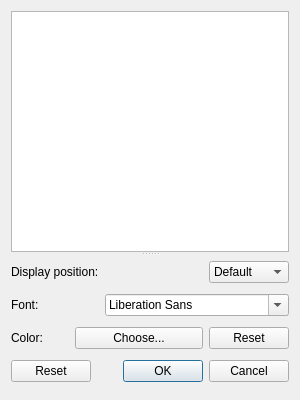
Before: the Qt Designer form src/Interface/Application/NoteEditor.ui in SCIInstitute/SCIRun, drawn with Qt 5.
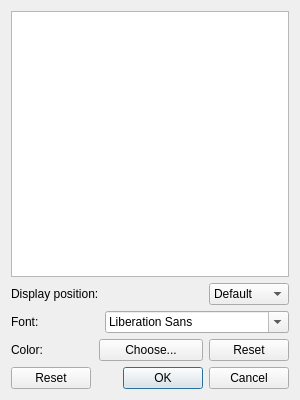
After: the same form once the commit is applied.

```diff
--- a/src/Interface/Application/NoteEditor.ui
+++ b/src/Interface/Application/NoteEditor.ui
@@ -21,34 +21,31 @@
   </property>
   <layout class="QVBoxLayout" name="verticalLayout">
    <item>
-    <widget class="QSplitter" name="splitter">
-     <property name="orientation">
-      <enum>Qt::Vertical</enum>
-     </property>
      <widget class="QTextEdit" name="textEdit_"/>
-     <widget class="QWidget" name="layoutWidget">
+   </item>
+   <item>
       <layout class="QGridLayout" name="gridLayout">
-       <item row="0" column="0" colspan="3">
+     <item row="0" column="0" colspan="4">
         <widget class="QLabel" name="label">
          <property name="text">
           <string>Display position:</string>
          </property>
         </widget>
        </item>
-       <item row="0" column="3">
-        <spacer name="horizontalSpacer_2">
-         <property name="orientation">
-          <enum>Qt::Horizontal</enum>
-         </property>
-         <property name="sizeHint" stdset="0">
-          <size>
-           <width>40</width>
-           <height>20</height>
-          </size>
-         </property>
-        </spacer>
-       </item>
        <item row="0" column="4">
+      <spacer name="horizontalSpacer_2">
+       <property name="orientation">
+        <enum>Qt::Horizontal</enum>
+       </property>
+       <property name="sizeHint" stdset="0">
+        <size>
+         <width>40</width>
+         <height>20</height>
+        </size>
+       </property>
+      </spacer>
+     </item>
+     <item row="0" column="5">
         <widget class="QComboBox" name="positionComboBox_">
          <item>
           <property name="text">
@@ -94,7 +91,7 @@
          </property>
         </widget>
        </item>
-       <item row="1" column="1" colspan="2">
+     <item row="1" column="1" colspan="3">
         <spacer name="horizontalSpacer">
          <property name="orientation">
           <enum>Qt::Horizontal</enum>
@@ -107,7 +104,7 @@
          </property>
         </spacer>
        </item>
-       <item row="1" column="3" colspan="2">
+     <item row="1" column="4" colspan="2">
         <widget class="QFontComboBox" name="fontComboBox"/>
        </item>
        <item row="2" column="0" colspan="2">
@@ -117,30 +114,41 @@
          </property>
         </widget>
        </item>
-       <item row="2" column="2" colspan="2">
+     <item row="2" column="3" colspan="2">
         <widget class="QPushButton" name="chooseColorButton_">
          <property name="text">
           <string>Choose...</string>
          </property>
         </widget>
        </item>
-       <item row="2" column="4">
+     <item row="2" column="5">
         <widget class="QPushButton" name="resetColorButton_">
          <property name="text">
           <string>Reset</string>
          </property>
         </widget>
        </item>
-       <item row="3" column="0" colspan="5">
+     <item row="3" column="0" colspan="6">
         <widget class="QDialogButtonBox" name="buttonBox">
          <property name="standardButtons">
           <set>QDialogButtonBox::Cancel|QDialogButtonBox::Ok|QDialogButtonBox::Reset</set>
          </property>
         </widget>
        </item>
-      </layout>
-     </widget>
-    </widget>
+     <item row="2" column="2">
+      <spacer name="horizontalSpacer_3">
+       <property name="orientation">
+        <enum>Qt::Horizontal</enum>
+       </property>
+       <property name="sizeHint" stdset="0">
+        <size>
+         <width>40</width>
+         <height>20</height>
+        </size>
+       </property>
+      </spacer>
+     </item>
+    </layout>
    </item>
   </layout>
  </widget>
```
Lines whose indentation alone changed are shown as unchanged.
